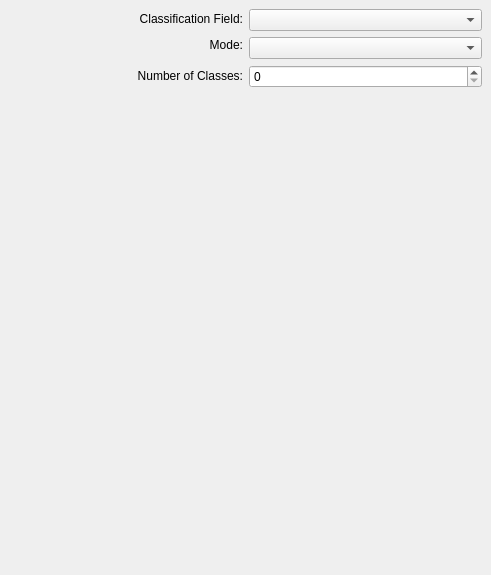
Before: the Qt Designer form src/ui/qgsgraduatedsymboldialogbase.ui in qgis/QGIS, drawn with Qt 5.
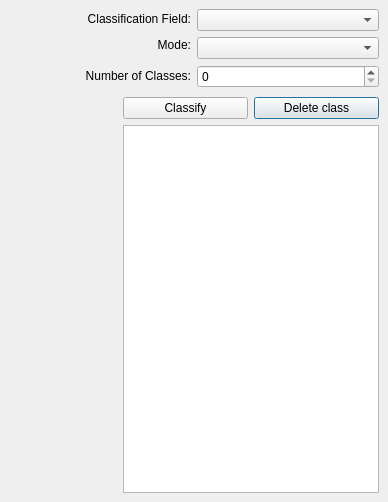
After: the same form once the commit is applied. Custom widgets are drawn as their Qt base class.

Commit message: Added a 'classify' button to the graduated symbology button. Replaced Qt3 compatibility classes with Qt4 ones

The edit to the form file:
```diff
--- a/src/ui/qgsgraduatedsymboldialogbase.ui
+++ b/src/ui/qgsgraduatedsymboldialogbase.ui
@@ -8,8 +8,8 @@
    <rect>
     <x>0</x>
     <y>0</y>
-    <width>491</width>
-    <height>575</height>
+    <width>388</width>
+    <height>502</height>
    </rect>
   </property>
   <property name="minimumSize" >
@@ -34,53 +34,13 @@
    <property name="spacing" >
     <number>6</number>
    </property>
-   <item row="1" column="1" >
-    <widget class="Q3ListBox" name="mClassBreakBox" >
-     <property name="sizePolicy" >
-      <sizepolicy>
-       <hsizetype>7</hsizetype>
-       <vsizetype>7</vsizetype>
-       <horstretch>0</horstretch>
-       <verstretch>0</verstretch>
-      </sizepolicy>
-     </property>
-     <property name="maximumSize" >
-      <size>
-       <width>32767</width>
-       <height>32767</height>
-      </size>
-     </property>
+   <item rowspan="2" row="1" column="0" >
+    <widget class="QStackedWidget" name="mSymbolWidgetStack" >
+     <widget class="QWidget" name="page" />
+     <widget class="QWidget" name="page_2" />
     </widget>
    </item>
-   <item row="1" column="0" >
-    <widget class="Q3WidgetStack" name="mSymbolWidgetStack" >
-     <property name="sizePolicy" >
-      <sizepolicy>
-       <hsizetype>7</hsizetype>
-       <vsizetype>7</vsizetype>
-       <horstretch>0</horstretch>
-       <verstretch>0</verstretch>
-      </sizepolicy>
-     </property>
-     <property name="maximumSize" >
-      <size>
-       <width>32767</width>
-       <height>32767</height>
-      </size>
-     </property>
-     <widget class="QWidget" name="WStackPage" >
-      <property name="geometry" >
-       <rect>
-        <x>0</x>
-        <y>0</y>
-        <width>234</width>
-        <height>464</height>
-       </rect>
-      </property>
-     </widget>
-    </widget>
-   </item>
-   <item row="0" column="0" colspan="2" >
+   <item row="0" column="0" colspan="3" >
     <layout class="QHBoxLayout" >
      <property name="margin" >
       <number>0</number>
@@ -196,26 +156,27 @@
      </item>
     </layout>
    </item>
+   <item row="1" column="2" >
+    <widget class="QPushButton" name="mDeleteClassButton" >
+     <property name="text" >
+      <string>Delete class</string>
+     </property>
+    </widget>
+   </item>
+   <item row="1" column="1" >
+    <widget class="QPushButton" name="mClassifyButton" >
+     <property name="text" >
+      <string>Classify</string>
+     </property>
+    </widget>
+   </item>
+   <item row="2" column="1" colspan="2" >
+    <widget class="QListWidget" name="mClassListWidget" />
+   </item>
   </layout>
  </widget>
  <layoutdefault spacing="6" margin="11" />
  <pixmapfunction>qPixmapFromMimeSource</pixmapfunction>
- <customwidgets>
-  <customwidget>
-   <class>Q3ListBox</class>
-   <extends></extends>
-   <header>q3listbox.h</header>
-   <container>0</container>
-   <pixmap></pixmap>
-  </customwidget>
-  <customwidget>
-   <class>Q3WidgetStack</class>
-   <extends></extends>
-   <header>q3widgetstack.h</header>
-   <container>1</container>
-   <pixmap></pixmap>
-  </customwidget>
- </customwidgets>
  <resources/>
  <connections/>
 </ui>
```
Left out of the diff: 5 changed lines with no effect on the pictures. The commit also changes 4 other files.
